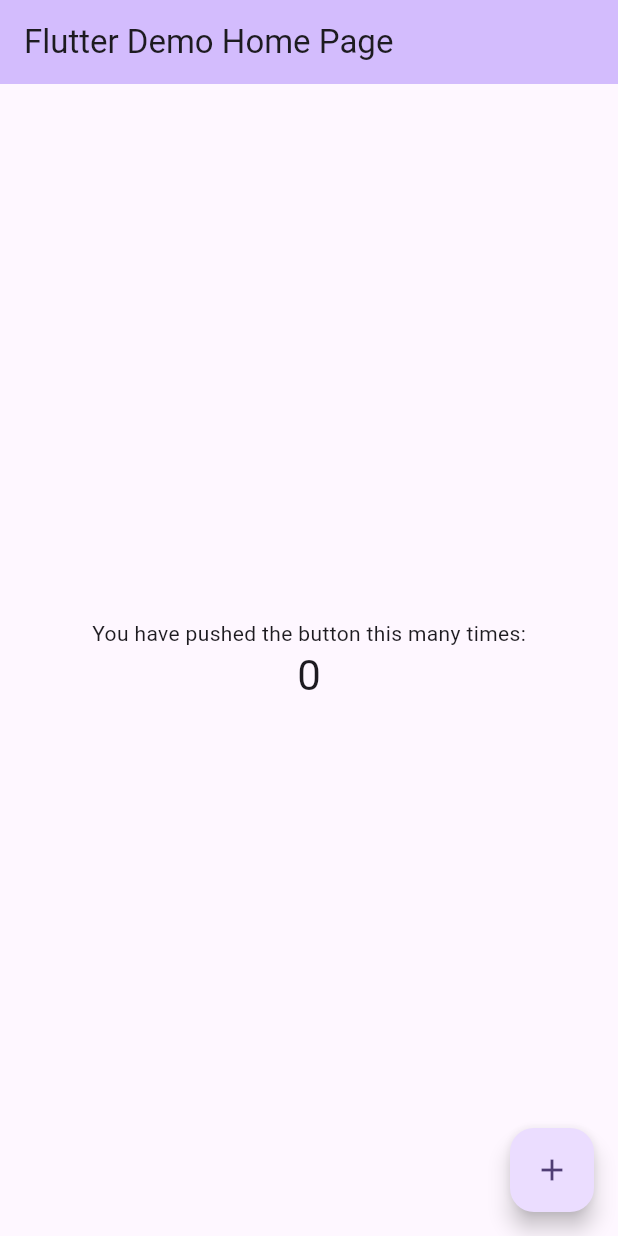
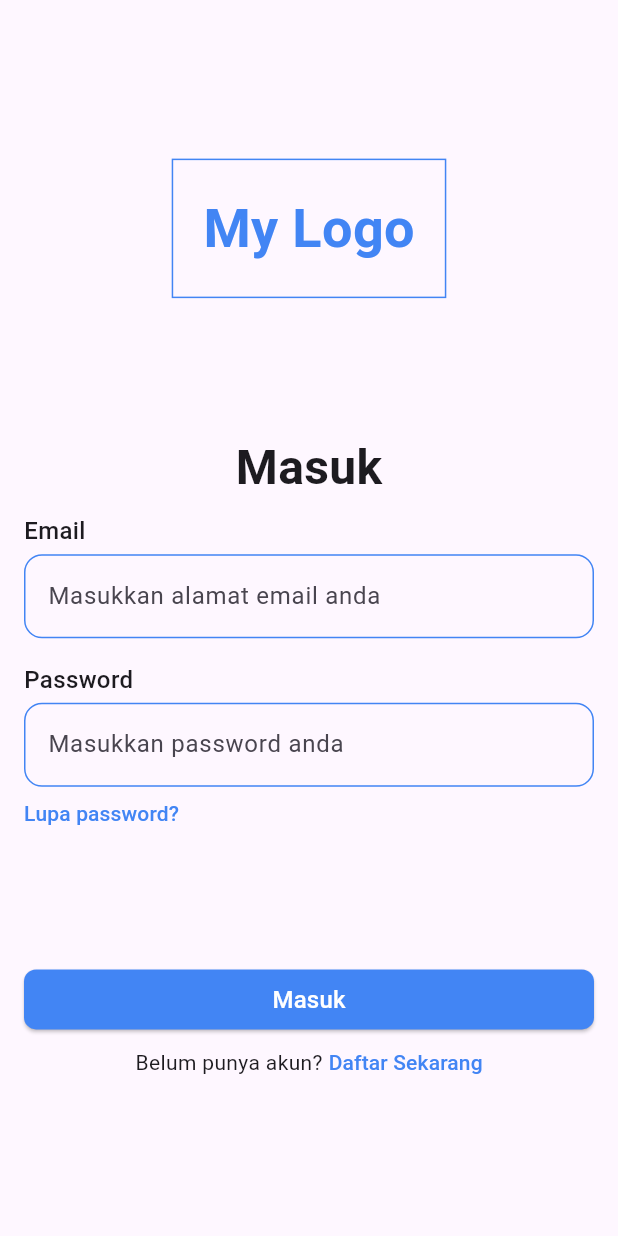
Before and after one commit to Prawirdani/tugas_2_paml, a Flutter app: the screen it shows after launch, on a phone screen of 412 x 824 dp. Run offline on Flutter 3.47's test engine with Material 3 defaults, Android fonts, the light colour scheme and no system bars.

Commit message:
feat: base splash & auth screens

```diff
--- a/lib/main.dart
+++ b/lib/main.dart
@@ -1,9 +1,17 @@
 import 'package:flutter/material.dart';
+import 'package:flutter/services.dart';
+import 'package:tugas_2_paml/config/theme/colors.dart';
+import 'package:tugas_2_paml/presentation/splash/splash_screen.dart';
 
 void main() {
+  SystemChrome.setPreferredOrientations([
+    DeviceOrientation.portraitUp,
+    DeviceOrientation.portraitDown,
+  ]);
   runApp(const MyApp());
 }
 
+// TODO: Color swatch?
 class MyApp extends StatelessWidget {
   const MyApp({super.key});
 
@@ -12,114 +20,12 @@
   Widget build(BuildContext context) {
     return MaterialApp(
       title: 'Flutter Demo',
+      debugShowCheckedModeBanner: false,
       theme: ThemeData(
-        // This is the theme of your application.
-        //
-        // TRY THIS: Try running your application with "flutter run". You'll see
-        // the application has a purple toolbar. Then, without quitting the app,
-        // try changing the seedColor in the colorScheme below to Colors.green
-        // and then invoke "hot reload" (save your changes or press the "hot
-        // reload" button in a Flutter-supported IDE, or press "r" if you used
-        // the command line to start the app).
-        //
-        // Notice that the counter didn't reset back to zero; the application
-        // state is not lost during the reload. To reset the state, use hot
-        // restart instead.
-        //
-        // This works for code too, not just values: Most code changes can be
-        // tested with just a hot reload.
-        colorScheme: ColorScheme.fromSeed(seedColor: Colors.deepPurple),
+        primaryColor: AppColors.primaryColor,
         useMaterial3: true,
       ),
-      home: const MyHomePage(title: 'Flutter Demo Home Page'),
+      home: const SplashScreen(),
     );
   }
 }
-
-class MyHomePage extends StatefulWidget {
-  const MyHomePage({super.key, required this.title});
-
-  // This widget is the home page of your application. It is stateful, meaning
-  // that it has a State object (defined below) that contains fields that affect
-  // how it looks.
-
-  // This class is the configuration for the state. It holds the values (in this
-  // case the title) provided by the parent (in this case the App widget) and
-  // used by the build method of the State. Fields in a Widget subclass are
-  // always marked "final".
-
-  final String title;
-
-  @override
-  State<MyHomePage> createState() => _MyHomePageState();
-}
-
-class _MyHomePageState extends State<MyHomePage> {
-  int _counter = 0;
-
-  void _incrementCounter() {
-    setState(() {
-      // This call to setState tells the Flutter framework that something has
-      // changed in this State, which causes it to rerun the build method below
-      // so that the display can reflect the updated values. If we changed
-      // _counter without calling setState(), then the build method would not be
-      // called again, and so nothing would appear to happen.
-      _counter++;
-    });
-  }
-
-  @override
-  Widget build(BuildContext context) {
-    // This method is rerun every time setState is called, for instance as done
-    // by the _incrementCounter method above.
-    //
-    // The Flutter framework has been optimized to make rerunning build methods
-    // fast, so that you can just rebuild anything that needs updating rather
-    // than having to individually change instances of widgets.
-    return Scaffold(
-      appBar: AppBar(
-        // TRY THIS: Try changing the color here to a specific color (to
-        // Colors.amber, perhaps?) and trigger a hot reload to see the AppBar
-        // change color while the other colors stay the same.
-        backgroundColor: Theme.of(context).colorScheme.inversePrimary,
-        // Here we take the value from the MyHomePage object that was created by
-        // the App.build method, and use it to set our appbar title.
-        title: Text(widget.title),
-      ),
-      body: Center(
-        // Center is a layout widget. It takes a single child and positions it
-        // in the middle of the parent.
-        child: Column(
-          // Column is also a layout widget. It takes a list of children and
-          // arranges them vertically. By default, it sizes itself to fit its
-          // children horizontally, and tries to be as tall as its parent.
-          //
-          // Column has various properties to control how it sizes itself and
-          // how it positions its children. Here we use mainAxisAlignment to
-          // center the children vertically; the main axis here is the vertical
-          // axis because Columns are vertical (the cross axis would be
-          // horizontal).
-          //
-          // TRY THIS: Invoke "debug painting" (choose the "Toggle Debug Paint"
-          // action in the IDE, or press "p" in the console), to see the
-          // wireframe for each widget.
-          mainAxisAlignment: MainAxisAlignment.center,
-          children: <Widget>[
-            const Text(
-              'You have pushed the button this many times:',
-            ),
-            Text(
-              '$_counter',
-              style: Theme.of(context).textTheme.headlineMedium,
-            ),
-          ],
-        ),
-      ),
-      floatingActionButton: FloatingActionButton(
-        onPressed: _incrementCounter,
-        tooltip: 'Increment',
-        child: const Icon(Icons.add),
-      ), // This trailing comma makes auto-formatting nicer for build methods.
-    );
-  }
-}
--- /dev/null
+++ b/lib/presentation/auth/screens/login_screen.dart
@@ -0,0 +1,150 @@
+import 'package:flutter/material.dart';
+import 'package:tugas_2_paml/config/theme/colors.dart';
+import 'package:tugas_2_paml/core/navigator.dart';
+import 'package:tugas_2_paml/presentation/auth/screens/forgot_password_screen.dart';
+import 'package:tugas_2_paml/presentation/auth/screens/register_screen.dart';
+import 'package:tugas_2_paml/widgets/button.dart';
+import 'package:tugas_2_paml/widgets/input.dart';
+
+class LoginScreen extends StatefulWidget {
+  const LoginScreen({super.key});
+
+  @override
+  State<LoginScreen> createState() => _LoginScreenState();
+}
+
+class _LoginScreenState extends State<LoginScreen> {
+  final _formKey = GlobalKey<FormState>();
+  final _emailController = TextEditingController();
+  final _passwordController = TextEditingController();
+
+  void _onSubmit() {
+    if (_formKey.currentState!.validate()) {
+      final email = _emailController.text;
+      final password = _passwordController.text;
+      print('Email: $email, Password: $password');
+    }
+  }
+
+  @override
+  Widget build(BuildContext context) {
+    return Scaffold(
+      body: SafeArea(
+        minimum: const EdgeInsets.all(16),
+        child: Column(
+          mainAxisAlignment: MainAxisAlignment.spaceEvenly,
+          children: [
+            Container(
+              padding: const EdgeInsets.all(20),
+              decoration: BoxDecoration(
+                border: Border.all(color: AppColors.primaryColor),
+              ),
+              child: Text(
+                "My Logo",
+                style: TextStyle(
+                    fontSize: 36,
+                    fontWeight: FontWeight.bold,
+                    color: AppColors.primaryColor),
+              ),
+            ),
+            Wrap(
+              runSpacing: 8,
+              children: [
+                const Center(
+                  child: Text(
+                    "Masuk",
+                    style: TextStyle(fontSize: 32, fontWeight: FontWeight.bold),
+                  ),
+                ),
+                _formInputs(),
+                TextButton(
+                  style: TextButton.styleFrom(
+                    padding: EdgeInsets.zero,
+                    minimumSize: const Size(0, 0),
+                    splashFactory: NoSplash.splashFactory,
+                    foregroundColor: AppColors.primaryColor,
+                    tapTargetSize: MaterialTapTargetSize.shrinkWrap,
+                  ),
+                  onPressed: () =>
+                      AppNavigator.push(context, const ForgotPasswordScreen()),
+                  child: const Text("Lupa password?"),
+                ),
+              ],
+            ),
+            Wrap(
+              runSpacing: 8,
+              children: [
+                Button(text: "Masuk", onPressed: _onSubmit, fullWidth: true),
+                _registerHint()
+              ],
+            )
+          ],
+        ),
+      ),
+    );
+  }
+
+  Form _formInputs() {
+    return Form(
+      key: _formKey,
+      child: Column(
+        mainAxisAlignment: MainAxisAlignment.center,
+        children: [
+          TextInput(
+            label: 'Email',
+            hintText: 'Masukkan alamat email anda',
+            controller: _emailController,
+            validator: (value) {
+              if (value == null || value.isEmpty) {
+                return 'Kolom email tidak boleh kosong';
+              }
+              // Basic email validation
+              if (!value.contains('@')) {
+                return 'Email tidak valid';
+              }
+              return null;
+            },
+          ),
+          const SizedBox(height: 16),
+          TextInput(
+            label: 'Password',
+            hintText: 'Masukkan password anda',
+            controller: _passwordController,
+            obscureText: true,
+            validator: (value) {
+              if (value == null || value.isEmpty) {
+                return 'Kolom password tidak boleh kosong';
+              }
+              return null;
+            },
+          ),
+        ],
+      ),
+    );
+  }
+
+  Widget _registerHint() {
+    return Row(
+      mainAxisAlignment: MainAxisAlignment.center,
+      children: [
+        const Text("Belum punya akun?"),
+        const SizedBox(width: 4),
+        TextButton(
+          onPressed: () => AppNavigator.push(
+            context,
+            const RegisterScreen(),
+          ),
+          style: TextButton.styleFrom(
+            padding: EdgeInsets.zero,
+            minimumSize: const Size(0, 0),
+            splashFactory: NoSplash.splashFactory,
+            foregroundColor: AppColors.primaryColor,
+            backgroundColor: Colors.transparent,
+            tapTargetSize: MaterialTapTargetSize.shrinkWrap, // Sh
+          ),
+          child: const Text("Daftar Sekarang"),
+        )
+      ],
+    );
+  }
+}
```
Also changed, not shown: lib/presentation/auth/screens/forgot_password_screen.dart (added, +96 -0 lines), lib/presentation/auth/screens/register_screen.dart (added, +155 -0 lines), lib/presentation/splash/splash_screen.dart (added, +55 -0 lines).
